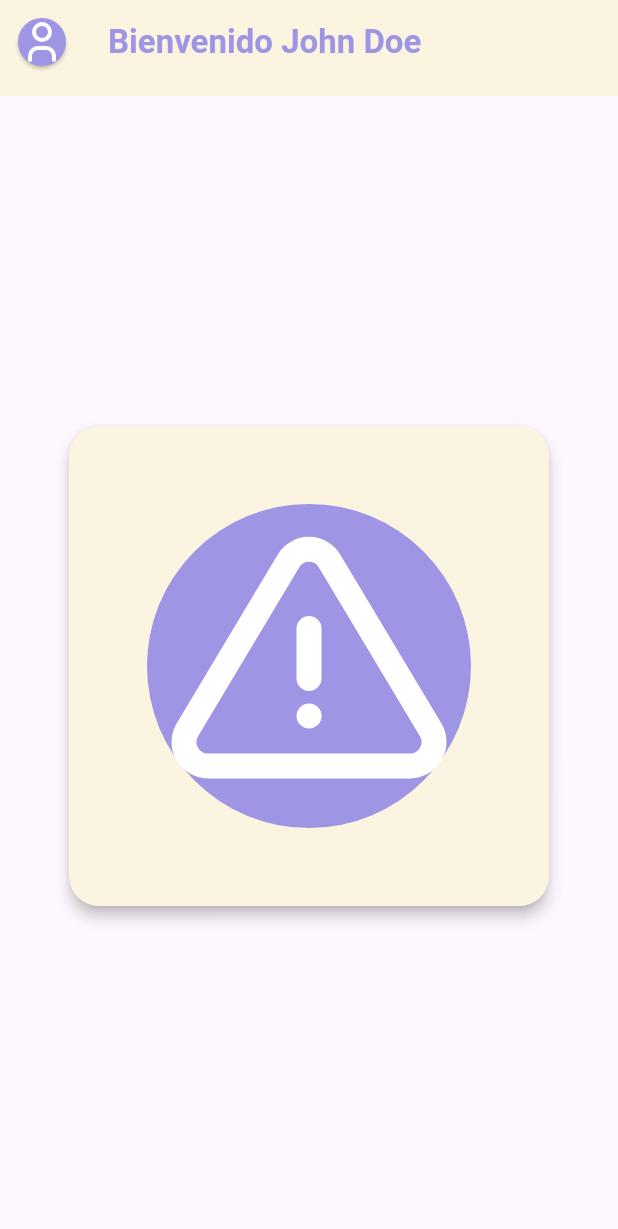
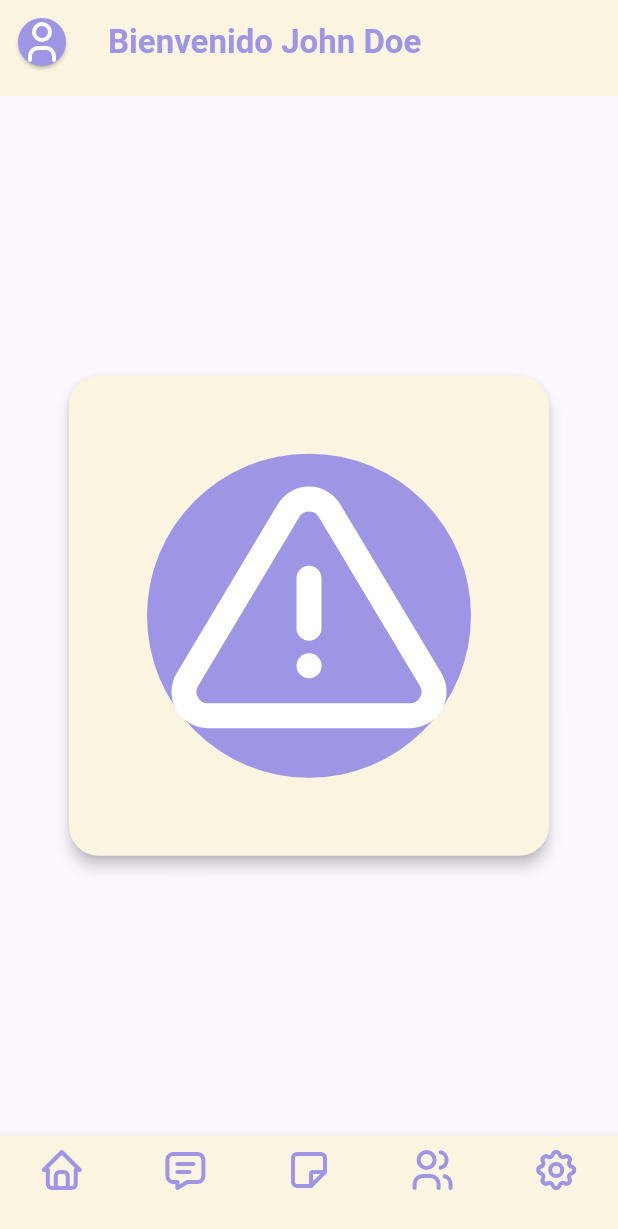
Before and after one commit to victorgarcia2006/aida, a Flutter app: the screen it shows after launch, on a phone screen of 412 x 824 dp. Shown: the top 1229 px of the screen. Run offline on Flutter 3.47's test engine with Material 3 defaults, Android fonts, the phone set to English and light mode, and no system bars; our stand-ins replace tabler_icons.

Commit message:
:sparkles: Create navigator bar

```diff
--- a/apps/mobile/lib/screens/home_screen.dart
+++ b/apps/mobile/lib/screens/home_screen.dart
@@ -1,6 +1,7 @@
 import 'package:flutter/material.dart';
 import 'package:mobile/widgets/header_screen.dart';
 import 'package:tabler_icons/tabler_icons.dart';
+import 'package:mobile/widgets/navbar_widget.dart';
 
 class HomeScreen extends StatelessWidget {
   @override
@@ -25,6 +26,7 @@ class HomeScreen extends StatelessWidget {
           )
           ),
         ),
+        bottomNavigationBar: NavbarWidget(),
       );
   }
 }
--- /dev/null
+++ b/apps/mobile/lib/widgets/navbar_widget.dart
@@ -0,0 +1,34 @@
+import 'package:flutter/material.dart';
+import 'package:tabler_icons/tabler_icons.dart';
+
+class NavbarWidget extends StatelessWidget {
+  @override
+  Widget build(BuildContext context) {
+    return BottomNavigationBar(
+      type: BottomNavigationBarType.fixed,
+      backgroundColor: Color.fromRGBO(250, 244, 225, 1),
+      items: [
+        BottomNavigationBarItem(
+          icon: Icon(TablerIcons.home, size: 32, color: Color.fromRGBO(158, 150, 228, 1)),
+          label: '',
+        ),
+        BottomNavigationBarItem(
+          icon: Icon(TablerIcons.message, size: 32, color: Color.fromRGBO(158, 150, 228, 1)),
+          label: '',
+        ),
+        BottomNavigationBarItem(
+          icon: Icon(TablerIcons.note, size: 32, color: Color.fromRGBO(158, 150, 228, 1)),
+          label: '',
+        ),
+        BottomNavigationBarItem(
+          icon: Icon(TablerIcons.users, size: 32, color: Color.fromRGBO(158, 150, 228, 1)),
+          label: '',
+        ),
+        BottomNavigationBarItem(
+          icon: Icon(TablerIcons.settings, size: 32, color: Color.fromRGBO(158, 150, 228, 1)),
+          label: '',
+        ),
+      ],
+    );
+  }
+}
```
